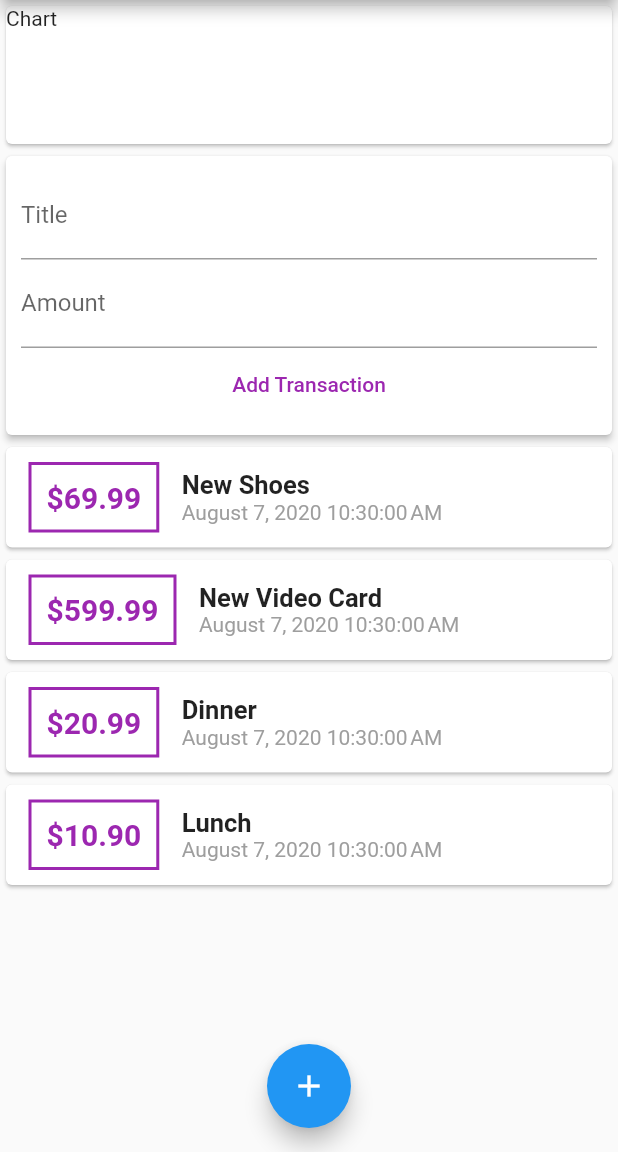
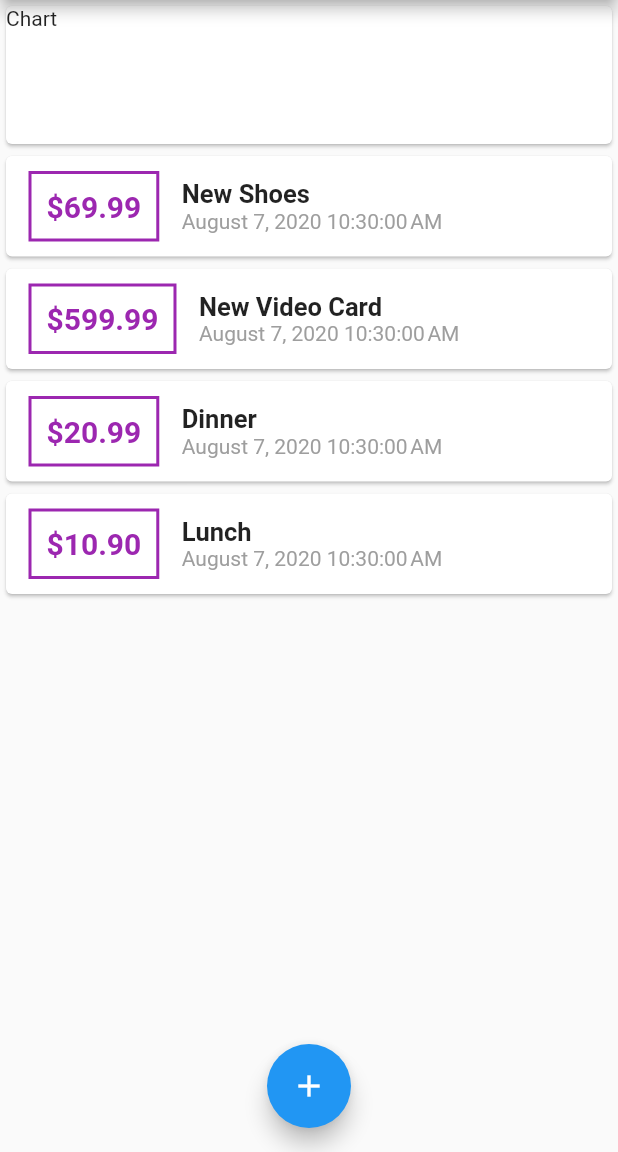
Before and after one commit to ekonine/personal_expense_app, a Flutter app: the screen it shows after launch, on a phone screen of 412 x 824 dp, the part 84-1236 px from its top. Run offline on Flutter 3.47's test engine with Material 2 defaults, Android fonts, the phone set to English and light mode, and no system bars.

Commit message:
remove user_transactions.dart to allow for text input modal

```diff
--- a/lib/main.dart
+++ b/lib/main.dart
@@ -1,6 +1,8 @@
 import 'package:flutter/material.dart';
 
-import './widgets/user_transactions.dart';
+import './widgets/new_transaction.dart';
+import './widgets/transaction_list.dart';
+import './models/transaction.dart';
 
 void main() => runApp(App());
 
@@ -14,9 +16,64 @@ class App extends StatelessWidget {
   }
 }
 
-class HomePage extends StatelessWidget {
-  final titleController = TextEditingController();
-  final amountController = TextEditingController();
+class HomePage extends StatefulWidget {
+  @override
+  _HomePageState createState() => _HomePageState();
+}
+
+class _HomePageState extends State<HomePage> {
+  final List<Transaction> _userTransactions = [
+    Transaction(
+      id: '1',
+      title: 'New Shoes',
+      amount: 69.99,
+      date: DateTime.now(),
+    ),
+    Transaction(
+      id: '2',
+      title: 'New Video Card',
+      amount: 599.99,
+      date: DateTime.now(),
+    ),
+    Transaction(
+      id: '3',
+      title: 'Dinner',
+      amount: 20.99,
+      date: DateTime.now(),
+    ),
+    Transaction(
+      id: '4',
+      title: 'Lunch',
+      amount: 10.90,
+      date: DateTime.now(),
+    ),
+  ];
+
+  void _addNewTransaction(String txTitle, double txAmount) {
+    final newTx = Transaction(
+      title: txTitle,
+      amount: txAmount,
+      date: DateTime.now(),
+      id: DateTime.now().toString(),
+    );
+
+    setState(() {
+      _userTransactions.add(newTx);
+    });
+  }
+
+  void _showNewTransactionModal(BuildContext context) {
+    showModalBottomSheet(
+      context: context,
+      builder: (_) {
+        return GestureDetector(
+          child: NewTransaction(_addNewTransaction),
+          onTap: () {},
+          behavior: HitTestBehavior.opaque,
+        );
+      },
+    );
+  }
 
   @override
   Widget build(BuildContext context) {
@@ -26,7 +83,7 @@ class HomePage extends StatelessWidget {
         actions: <Widget>[
           IconButton(
             icon: Icon(Icons.add),
-            onPressed: () {},
+            onPressed: () => _showNewTransactionModal(context),
           ),
         ],
       ),
@@ -41,14 +98,14 @@ class HomePage extends StatelessWidget {
                 child: Text('Chart'),
               ),
             ),
-            UserTransactions(),
+            TransactionList(_userTransactions),
           ],
         ),
       ),
       floatingActionButtonLocation: FloatingActionButtonLocation.centerFloat,
       floatingActionButton: FloatingActionButton(
         child: Icon(Icons.add),
-        onPressed: () {},
+        onPressed: () => _showNewTransactionModal(context),
       ),
     );
   }
--- a/lib/widgets/user_transactions.dart
+++ /dev/null
@@ -1,62 +0,0 @@
-import 'package:flutter/material.dart';
-
-import '../widgets/new_transaction.dart';
-import '../widgets/transaction_list.dart';
-import '../models/transaction.dart';
-
-class UserTransactions extends StatefulWidget {
-  @override
-  _UserTransactionsState createState() => _UserTransactionsState();
-}
-
-class _UserTransactionsState extends State<UserTransactions> {
-  final List<Transaction> _userTransactions = [
-    Transaction(
-      id: '1',
-      title: 'New Shoes',
-      amount: 69.99,
-      date: DateTime.now(),
-    ),
-    Transaction(
-      id: '2',
-      title: 'New Video Card',
-      amount: 599.99,
-      date: DateTime.now(),
-    ),
-    Transaction(
-      id: '3',
-      title: 'Dinner',
-      amount: 20.99,
-      date: DateTime.now(),
-    ),
-    Transaction(
-      id: '4',
-      title: 'Lunch',
-      amount: 10.90,
-      date: DateTime.now(),
-    ),
-  ];
-
-  void _addNewTransaction(String txTitle, double txAmount) {
-    final newTx = Transaction(
-      title: txTitle,
-      amount: txAmount,
-      date: DateTime.now(),
-      id: DateTime.now().toString(),
-    );
-
-    setState(() {
-      _userTransactions.add(newTx);
-    });
-  }
-
-  @override
-  Widget build(BuildContext context) {
-    return Column(
-      children: <Widget>[
-        NewTransaction(_addNewTransaction),
-        TransactionList(_userTransactions),
-      ],
-    );
-  }
-}
```
